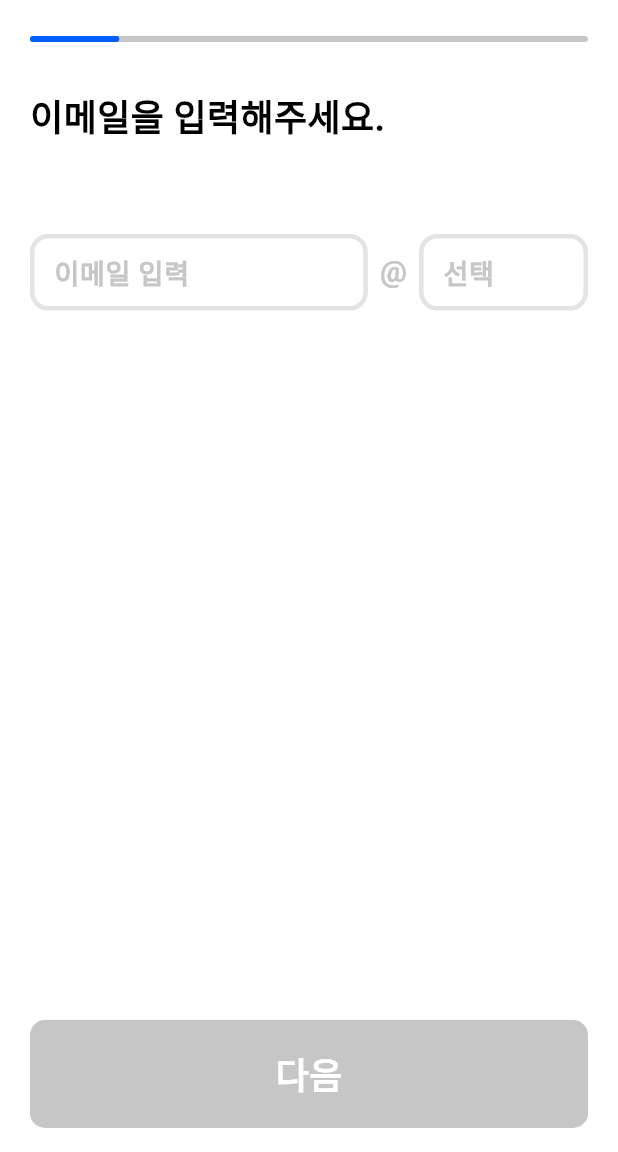
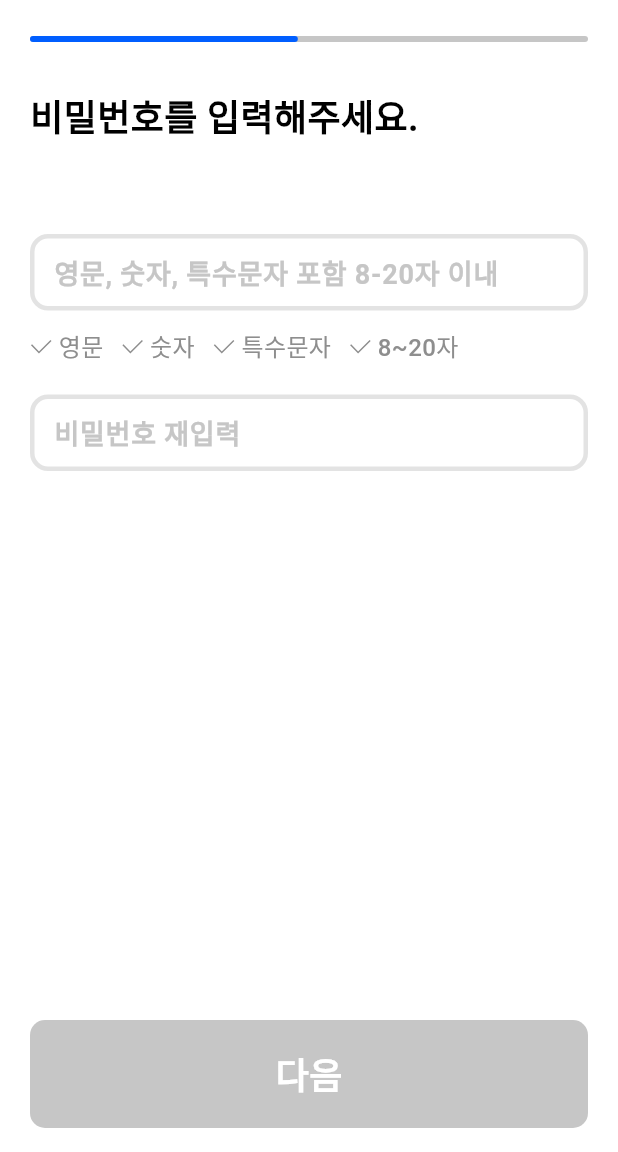
Before and after one commit to howWeather/howWeather-Client, a Flutter app: the screen it shows after launch, on a phone screen of 412 x 824 dp, the part 84-1236 px from its top. Run offline on Flutter 3.47's test engine with Material 3 defaults, Android fonts, the phone set to English and light mode, and no system bars; our stand-ins replace flutter_riverpod, flutter_svg, go_router; Roboto replaces fonts that are missing (Pretendard); project files that could hold a hidden picture were left out.

Commit message:
feat: signup password screen (#4)

```diff
--- a/lib/main.dart
+++ b/lib/main.dart
@@ -2,13 +2,14 @@ import 'package:client/designs/HowWeatherColor.dart';
 import 'package:client/screens/signSplash.dart';
 import 'package:client/screens/signUp/signUpEmail.dart';
 import 'package:client/screens/signUp/signUpId.dart';
+import 'package:client/screens/signUp/signUpPassword.dart';
 import 'package:flutter/material.dart';
 import 'package:flutter_riverpod/flutter_riverpod.dart';
 import 'package:go_router/go_router.dart';
 
 final routerProvider = Provider<GoRouter>((ref) {
   return GoRouter(
-    initialLocation: '/signUp/email',
+    initialLocation: '/signUp/password',
     routes: [
       GoRoute(
         path: '/',
@@ -21,6 +22,10 @@ final routerProvider = Provider<GoRouter>((ref) {
       GoRoute(
         path: '/signUp/id',
         builder: (context, state) => SignUpId(),
+      ),
+      GoRoute(
+        path: '/signUp/password',
+        builder: (context, state) => SignUpPassword(),
       ),
     ],
   );
--- /dev/null
+++ b/lib/screens/signUp/signUpPassword.dart
@@ -0,0 +1,357 @@
+import 'package:client/designs/HowWeatherColor.dart';
+import 'package:client/designs/HowWeatherTypo.dart';
+import 'package:flutter/material.dart';
+import 'package:flutter_riverpod/flutter_riverpod.dart';
+import 'package:flutter_svg/svg.dart';
+import 'package:go_router/go_router.dart';
+
+final passwordProvider = StateProvider<String>((ref) => '');
+final checkPasswordProvider = StateProvider<String>((ref) => '');
+final obscureProvider = StateProvider<bool>((ref) => true);
+final obscureCheckProvider = StateProvider<bool>((ref) => true);
+
+// 영문 포함 여부
+final hasLetterProvider = Provider<bool>((ref) {
+  final password = ref.watch(passwordProvider);
+  return RegExp(r'[a-zA-Z]').hasMatch(password);
+});
+
+// 숫자 포함 여부
+final hasNumberProvider = Provider<bool>((ref) {
+  final password = ref.watch(passwordProvider);
+  return RegExp(r'\d').hasMatch(password);
+});
+
+// 특수문자 포함 여부
+final hasSpecialCharProvider = Provider<bool>((ref) {
+  final password = ref.watch(passwordProvider);
+  return RegExp(r'[!@#\$%^&*()_+|~=`{}\[\]:";<>?,./]').hasMatch(password);
+});
+
+// 길이 조건 (8자 이상 20자 이하)
+final isLengthValidProvider = Provider<bool>((ref) {
+  final password = ref.watch(passwordProvider);
+  return password.length >= 8 && password.length <= 20;
+});
+
+final isPasswordFormatValidProvider = Provider<bool>((ref) {
+  return ref.watch(hasLetterProvider) &&
+      ref.watch(hasNumberProvider) &&
+      ref.watch(hasSpecialCharProvider) &&
+      ref.watch(isLengthValidProvider);
+});
+
+final isPasswordMatchProvider = Provider<bool>((ref) {
+  final password = ref.watch(passwordProvider);
+  final checkPassword = ref.watch(checkPasswordProvider);
+  return checkPassword.isNotEmpty && password == checkPassword;
+});
+
+// 최종 유효성
+final isAllValidProvider = Provider<bool>((ref) {
+  return ref.watch(isPasswordFormatValidProvider) &&
+      ref.watch(isPasswordMatchProvider);
+});
+
+class SignUpPassword extends ConsumerWidget {
+  SignUpPassword({super.key});
+
+  @override
+  Widget build(BuildContext context, WidgetRef ref) {
+    final checkPassword = ref.watch(checkPasswordProvider);
+    final isMatch = ref.watch(isPasswordMatchProvider);
+
+    return Scaffold(
+      backgroundColor: HowWeatherColor.white,
+      appBar: AppBar(
+        backgroundColor: Colors.transparent,
+        title: Medium_18px(text: "회원가입"),
+        centerTitle: true,
+        leading: InkWell(
+          onTap: () {
+            context.pop();
+          },
+          child: SvgPicture.asset(
+            "assets/icons/chevron-left.svg",
+            fit: BoxFit.scaleDown,
+            height: 20,
+            width: 20,
+          ),
+        ),
+      ),
+      body: Container(
+        padding: EdgeInsets.symmetric(horizontal: 20, vertical: 24),
+        child: Column(
+          crossAxisAlignment: CrossAxisAlignment.start,
+          children: [
+            LinearProgressIndicator(
+              value: 0.48,
+              backgroundColor: HowWeatherColor.neutral[200],
+              color: HowWeatherColor.primary[900],
+              borderRadius: BorderRadius.circular(10),
+            ),
+            SizedBox(height: 32),
+            Semibold_24px(text: "비밀번호를 입력해주세요."),
+            SizedBox(height: 60),
+            passwordTextField(ref),
+            SizedBox(
+              height: 12,
+            ),
+            Row(
+              children: [
+                SvgPicture.asset(
+                  "assets/icons/check.svg",
+                  color: ref.watch(hasLetterProvider)
+                      ? HowWeatherColor.primary[900]
+                      : HowWeatherColor.neutral[400],
+                ),
+                SizedBox(
+                  width: 4,
+                ),
+                Medium_16px(
+                  text: "영문",
+                  color: ref.watch(hasLetterProvider)
+                      ? HowWeatherColor.primary[900]
+                      : HowWeatherColor.neutral[400],
+                ),
+                SizedBox(
+                  width: 12,
+                ),
+                SvgPicture.asset(
+                  "assets/icons/check.svg",
+                  color: ref.watch(hasNumberProvider)
+                      ? HowWeatherColor.primary[900]
+                      : HowWeatherColor.neutral[400],
+                ),
+                SizedBox(
+                  width: 4,
+                ),
+                Medium_16px(
+                  text: "숫자",
+                  color: ref.watch(hasNumberProvider)
+                      ? HowWeatherColor.primary[900]
+                      : HowWeatherColor.neutral[400],
+                ),
+                SizedBox(
+                  width: 12,
+                ),
+                SvgPicture.asset(
+                  "assets/icons/check.svg",
+                  color: ref.watch(hasSpecialCharProvider)
+                      ? HowWeatherColor.primary[900]
+                      : HowWeatherColor.neutral[400],
+                ),
+                SizedBox(
+                  width: 4,
+                ),
+                Medium_16px(
+                  text: "특수문자",
+                  color: ref.watch(hasSpecialCharProvider)
+                      ? HowWeatherColor.primary[900]
+                      : HowWeatherColor.neutral[400],
+                ),
+                SizedBox(
+                  width: 12,
+                ),
+                SvgPicture.asset(
+                  "assets/icons/check.svg",
+                  color: ref.watch(isLengthValidProvider)
+                      ? HowWeatherColor.primary[900]
+                      : HowWeatherColor.neutral[400],
+                ),
+                SizedBox(
+                  width: 4,
+                ),
+                Medium_16px(
+                  text: "8~20자",
+                  color: ref.watch(isLengthValidProvider)
+                      ? HowWeatherColor.primary[900]
+                      : HowWeatherColor.neutral[400],
+                ),
+              ],
+            ),
+            SizedBox(
+              height: 20,
+            ),
+            checkPasswordTextField(ref),
+            SizedBox(
+              height: 12,
+            ),
+            if (checkPassword.isNotEmpty && !isMatch)
+              Medium_16px(
+                text: "비밀번호가 일치하지 않습니다. 다시 입력해 주세요.",
+                color: HowWeatherColor.error,
+              ),
+          ],
+        ),
+      ),
+      bottomSheet: bottomSheetWidget(context, ref),
+    );
+  }
+
+  Widget passwordTextField(ref) {
+    final isObscure = ref.watch(obscureProvider);
+    final password = ref.watch(passwordProvider); // 입력된 비밀번호 값
+
+    return TextFormField(
+      onChanged: (value) => ref.read(passwordProvider.notifier).state = value,
+      style: TextStyle(
+        fontSize: 18,
+        fontWeight: FontWeight.w600,
+        color: HowWeatherColor.black,
+      ),
+      obscureText: isObscure,
+      obscuringCharacter: '*',
+      decoration: InputDecoration(
+        enabledBorder: OutlineInputBorder(
+          borderRadius: BorderRadius.circular(12),
+          borderSide: BorderSide(
+            color: HowWeatherColor.neutral[100]!,
+            width: 3,
+          ),
+        ),
+        filled: true,
+        fillColor: HowWeatherColor.neutral[50],
+        focusedBorder: OutlineInputBorder(
+          borderRadius: BorderRadius.circular(12),
+          borderSide: BorderSide(
+            color: HowWeatherColor.neutral[200]!,
+            width: 3,
+          ),
+        ),
+        floatingLabelBehavior: FloatingLabelBehavior.never,
+        labelText: "영문, 숫자, 특수문자 포함 8-20자 이내",
+        labelStyle: TextStyle(
+          fontFamily: 'Pretendard',
+          fontSize: 18,
+          fontWeight: FontWeight.w600,
+          color: HowWeatherColor.neutral[200],
+        ),
+        suffixIcon: (password.isNotEmpty)
+            ? IconButton(
+                onPressed: () {
+                  ref.read(obscureProvider.notifier).state =
+                      !ref.read(obscureProvider.notifier).state;
+                },
+                icon: SvgPicture.asset(
+                  isObscure
+                      ? "assets/icons/eye-slash.svg"
+                      : "assets/icons/eye-open.svg",
+                  color: HowWeatherColor.black,
+                ),
+              )
+            : null,
+        contentPadding: EdgeInsets.symmetric(horizontal: 12, vertical: 12),
+      ),
+    );
+  }
+
+  Widget checkPasswordTextField(ref) {
+    final isCheckObscure = ref.watch(obscureCheckProvider);
+    final checkPassword = ref.watch(checkPasswordProvider);
+    final isMatch = ref.watch(isPasswordMatchProvider);
+
+    return TextFormField(
+      onChanged: (value) =>
+          ref.read(checkPasswordProvider.notifier).state = value,
+      style: TextStyle(
+        fontSize: 18,
+        fontWeight: FontWeight.w600,
+        color: HowWeatherColor.black,
+      ),
+      obscureText: isCheckObscure,
+      obscuringCharacter: '*',
+      decoration: InputDecoration(
+        enabledBorder: OutlineInputBorder(
+          borderRadius: BorderRadius.circular(12),
+          borderSide: BorderSide(
+            color: HowWeatherColor.neutral[100]!,
+            width: 3,
+          ),
+        ),
+        filled: true,
+        fillColor: HowWeatherColor.neutral[50],
+        focusedBorder: OutlineInputBorder(
+          borderRadius: BorderRadius.circular(12),
+          borderSide: BorderSide(
+            color: HowWeatherColor.neutral[200]!,
+            width: 3,
+          ),
+        ),
+        floatingLabelBehavior: FloatingLabelBehavior.never,
+        labelText: "비밀번호 재입력",
+        labelStyle: TextStyle(
+          fontFamily: 'Pretendard',
+          fontSize: 18,
+          fontWeight: FontWeight.w600,
+          color: HowWeatherColor.neutral[200],
+        ),
+        suffixIcon: (checkPassword.isNotEmpty)
+            ? Row(
+                mainAxisAlignment: MainAxisAlignment.end,
+                mainAxisSize: MainAxisSize.min,
+                children: [
+                  isMatch
+                      ? SvgPicture.asset(
+                          "assets/icons/circle-check.svg",
+                          fit: BoxFit.scaleDown,
+                        )
+                      : SvgPicture.asset(
+                          "assets/icons/circle-cancel.svg",
+                          fit: BoxFit.scaleDown,
+                        ),
+                  IconButton(
+                    onPressed: () {
+                      ref.read(obscureCheckProvider.notifier).state =
+                          !ref.read(obscureCheckProvider.notifier).state;
+                    },
+                    icon: SvgPicture.asset(
+                      isCheckObscure
+                          ? "assets/icons/eye-slash.svg"
+                          : "assets/icons/eye-open.svg",
+                      color: HowWeatherColor.black,
+                    ),
+                  ),
+                  SizedBox(
+                    width: 12,
+                  ),
+                ],
+              )
+            : null,
+        contentPadding: EdgeInsets.symmetric(horizontal: 12, vertical: 12),
+      ),
+    );
+  }
+
+  Widget bottomSheetWidget(BuildContext context, ref) {
+    final isAllValid = ref.watch(isAllValidProvider);
+
+    return GestureDetector(
+      onTap: isAllValid
+          ? () {
+              context.push('/signUp/nickname');
+            }
+          : null,
+      child: Container(
+        width: double.maxFinite,
+        padding: EdgeInsets.symmetric(horizontal: 20, vertical: 16),
+        color: HowWeatherColor.white,
+        child: Container(
+          height: 72,
+          decoration: BoxDecoration(
+            borderRadius: BorderRadius.circular(10),
+            color: isAllValid
+                ? HowWeatherColor.primary[900]
+                : HowWeatherColor.neutral[200],
+          ),
+          child: Center(
+            child: Semibold_24px(
+              text: "다음",
+              color: HowWeatherColor.white,
+            ),
+          ),
+        ),
+      ),
+    );
+  }
+}
```
Also changed, not shown: assets/icons/check.svg (added).
